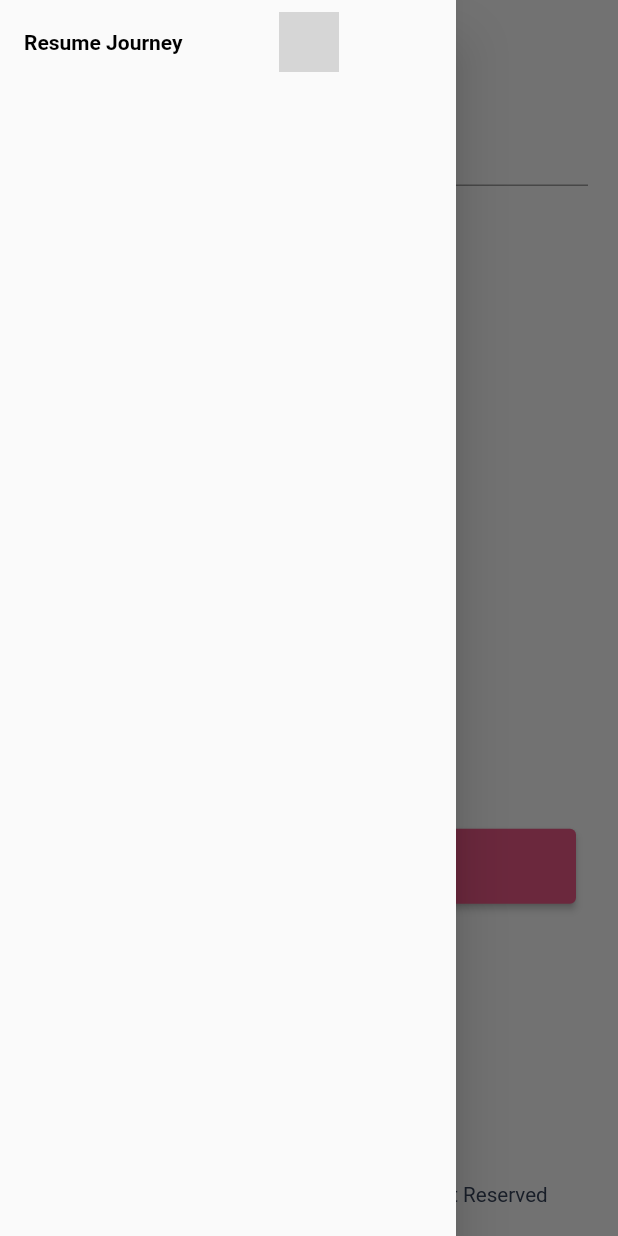
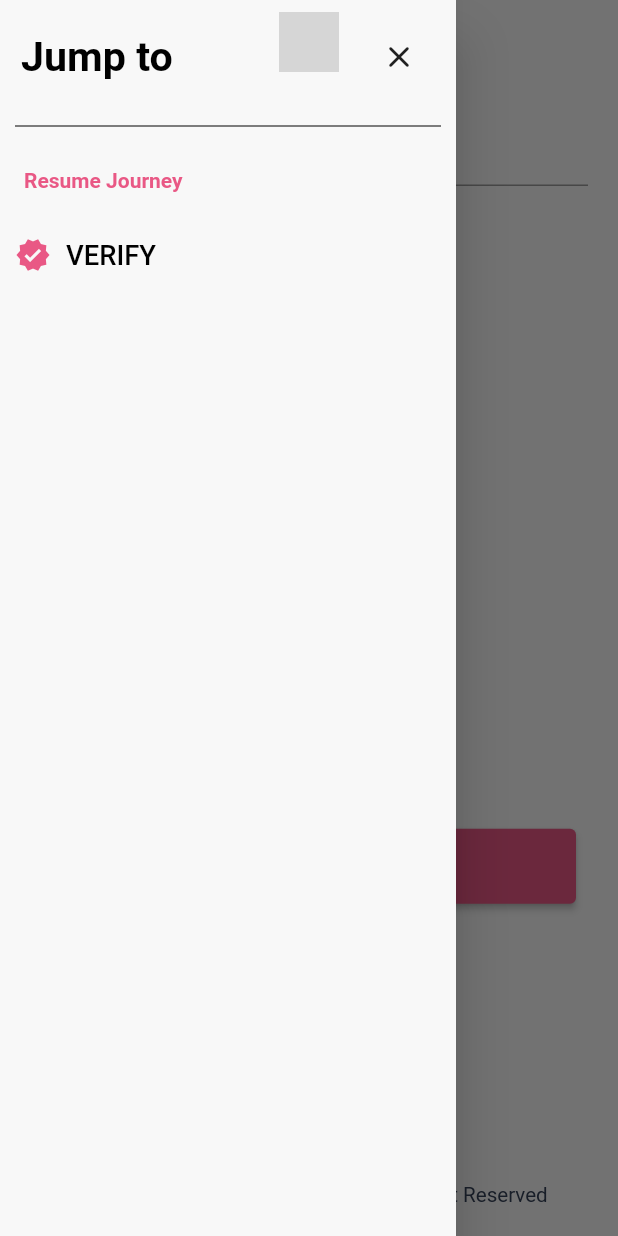
Before and after one commit to vancityAyush/diy_plugin, a Flutter app: the SearchBankLocation widget shown alone on an empty page, opened directly with empty values, with the side drawer open, on a phone screen of 412 x 824 dp. Run offline on Flutter 3.47's test engine with Material 2 defaults, Android fonts, the phone set to English and light mode, and no system bars; drawn by our look-alikes of rounded_loading_button; our stand-ins replace dio, flutter_screenutil, flutter_secure_storage, flutter_signin_button, fluttertoast, get and 6 more; missing offline and left inert: encrypt, pointycastle, reactive_pin_code_fields; accounts and stored records are empty; Roboto replaces fonts that are missing (BeVietnamPro); grey boxes are pictures that could not be loaded.

Commit message:
link bank account number, drawer ui and ifsc ui

```diff
--- a/lib/diy.dart
+++ b/lib/diy.dart
@@ -10,6 +10,7 @@ import 'package:flutter_secure_storage/flutter_secure_storage.dart';
 import 'package:get_it/get_it.dart';
 import 'package:modal_bottom_sheet/modal_bottom_sheet.dart';
 
+import 'modules/bank/bank_account.dart';
 import 'modules/form-email/email_page.dart';
 import 'modules/ifsc/ui/ifsc_page.dart';
 import 'modules/pan/ui/enter_pan.dart';
@@ -73,6 +74,9 @@ class FlutterDIY {
               bool isReadOnly = arguments[kReadOnly] ?? false;
               Widget page;
               switch (settings.name) {
+                case '/form/bank-account-no':
+                  page = BankAccountNumber(isReadOnly: isReadOnly);
+                  break;
                 case '/form/bank-ifsc-code':
                   page = IFSCPage(isReadOnly: isReadOnly);
                   break;
--- a/lib/modules/form_service.dart
+++ b/lib/modules/form_service.dart
@@ -105,12 +105,22 @@ class FormService {
       ),
     },
   );
-  final selectIfscForm = FormGroup({
+  final selectIfscForm = FormGroup(
+    {
       'bank': FormControl<String>(
         validators: [Validators.required],
       ),
       'location': FormControl<String>(
         validators: [Validators.required],
       ),
-  },);
+    },
+  );
+
+  final bankAccountForm = FormGroup(
+    {
+      'bankNo': FormControl<String>(
+        validators: [Validators.required, Validators.maxLength(11)],
+      ),
+    },
+  );
 }
--- a/lib/modules/ifsc/ui/search_bank_location.dart
+++ b/lib/modules/ifsc/ui/search_bank_location.dart
@@ -32,9 +32,14 @@ class SearchBankLocation extends StatelessWidget {
         children: [
           TextField(
             controller: searchController,
-            decoration: const InputDecoration(
+            cursorColor: AppColors.primaryColor(context),
+            decoration: InputDecoration(
+              focusedBorder: UnderlineInputBorder(
+                borderSide: BorderSide(color: AppColors.primaryColor(context)),
+              ),
               hintText: 'Search',
-              prefixIcon: Icon(Icons.search),
+              prefixIcon:
+                  Icon(Icons.search, color: AppColors.primaryColor(context)),
             ),
             onChanged: (value) {
               filteredBanks.value = filteredBanksList(value);
--- a/lib/network/models/ui_status.dart
+++ b/lib/network/models/ui_status.dart
@@ -25,6 +25,7 @@ class UiStatus {
     4: "PAN",
     35: "KRA",
     5: "IFSC",
+    6: "Bank Details",
     18: "Address Proof Front Side",
   };
   @JsonKey(ignore: true)
@@ -35,6 +36,7 @@ class UiStatus {
     4: '/app/validate-pan/',
     35: "/app/validate-kra/",
     5: "/form/bank-ifsc-code",
+    6: "/form/bank-account-no",
     18: "/form/address-proof-front-side"
   };
 }
--- a/lib/widget/BottomPage.dart
+++ b/lib/widget/BottomPage.dart
@@ -25,16 +25,41 @@ class BottomPage extends StatelessWidget {
     final isLightMode = Theme.of(context).brightness == Brightness.light;
     return Scaffold(
       drawer: Drawer(
+        backgroundColor: AppColors.background(context),
         child: Builder(
           builder: (context) {
             final uiStatus = getIt<OAuthService>().uiStatus;
             return ListView(
               children: [
+                Padding(
+                  padding: const EdgeInsets.all(14.0),
+                  child: Row(
+                    mainAxisAlignment: MainAxisAlignment.spaceBetween,
+                    children: [
+                      Text('Jump to',
+                          style: TextStyle(
+                              fontSize: 24.sp,
+                              fontWeight: FontWeight.bold,
+                              color: AppColors.primaryContent(context))),
+                      IconButton(
+                          onPressed: () {
+                            Navigator.pop(context);
+                          },
+                          icon: Icon(Icons.close_rounded))
+                    ],
+                  ),
+                ),
+                Divider(
+                  indent: 10.0,
+                  endIndent: 10.0,
+                  color: AppColors.primaryContent(context),
+                ),
                 ListTile(
-                  title: const Text(
+                  title: Text(
                     "Resume Journey",
                     style: TextStyle(
-                        fontWeight: FontWeight.bold, color: Colors.black),
+                        fontWeight: FontWeight.bold,
+                        color: AppColors.primaryColor(context)),
                   ),
                   onTap: () {
                     getIt<OAuthService>().updateUiStatus().then((route) {
@@ -47,9 +72,35 @@ class BottomPage extends StatelessWidget {
                     });
                   },
                 ),
+                Padding(
+                  padding: const EdgeInsets.all(10.0),
+                  child: Row(
+                    mainAxisAlignment: MainAxisAlignment.start,
+                    children: [
+                      Icon(
+                        Icons.verified,
+                        color: AppColors.primaryColor(context),
+                      ),
+                      SizedBox(
+                        width: 10,
+                      ),
+                      Text(
+                        "VERIFY",
+                        style: TextStyle(
+                          fontSize: 16.sp,
+                          fontWeight: FontWeight.w500,
+                          color: AppColors.primaryContent(context),
+                        ),
+                      ),
+                    ],
+                  ),
+                ),
                 for (int index in uiStatus.BackMenuList)
                   ListTile(
-                    title: Text(uiStatus.titles[index] ?? ''),
+                    title: Text(
+                      uiStatus.titles[index] ?? '',
+                      style: TextStyle(color: AppColors.primaryAccent(context)),
+                    ),
                     onTap: () {
                       String? route = uiStatus.modules[index];
                       Navigator.pushNamed(
```
Also changed, not shown: lib/modules/bank/bank_account.dart (added, +96 -0 lines). Lines whose indentation alone changed are shown as unchanged.
